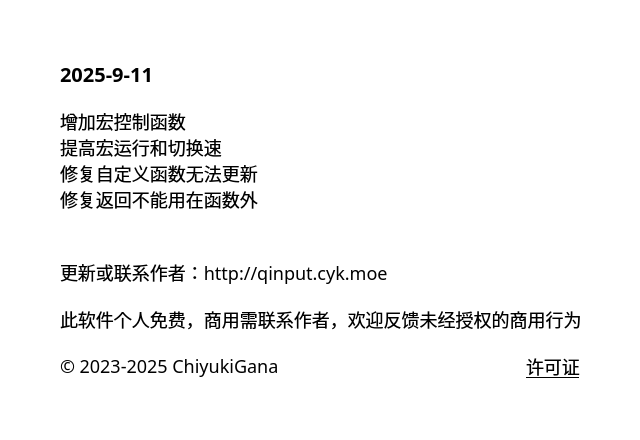
First picture: the form in source/ui/AboutUi.ui, repository ChiyukiGana/Quickinput, before the edit.
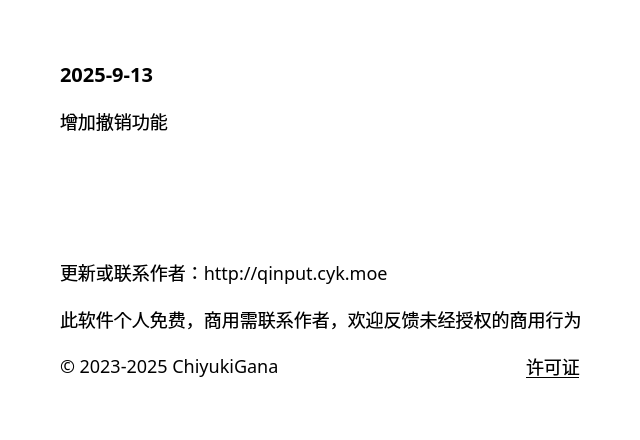
Second picture: the form after the edit.

What changed in the file:
```diff
--- a/source/ui/AboutUi.ui
+++ b/source/ui/AboutUi.ui
@@ -90,7 +90,7 @@
          <string notr="true">font-size:20px</string>
         </property>
         <property name="text">
-         <string>2025-9-11</string>
+         <string>2025-9-13</string>
         </property>
         <property name="textFormat">
          <enum>Qt::TextFormat::PlainText</enum>
@@ -106,10 +106,7 @@
          </sizepolicy>
         </property>
         <property name="text">
-         <string>增加宏控制函数
-提高宏运行和切换速
-修复自定义函数无法更新
-修复返回不能用在函数外</string>
+         <string>增加撤销功能</string>
         </property>
         <property name="textFormat">
          <enum>Qt::TextFormat::PlainText</enum>
```
